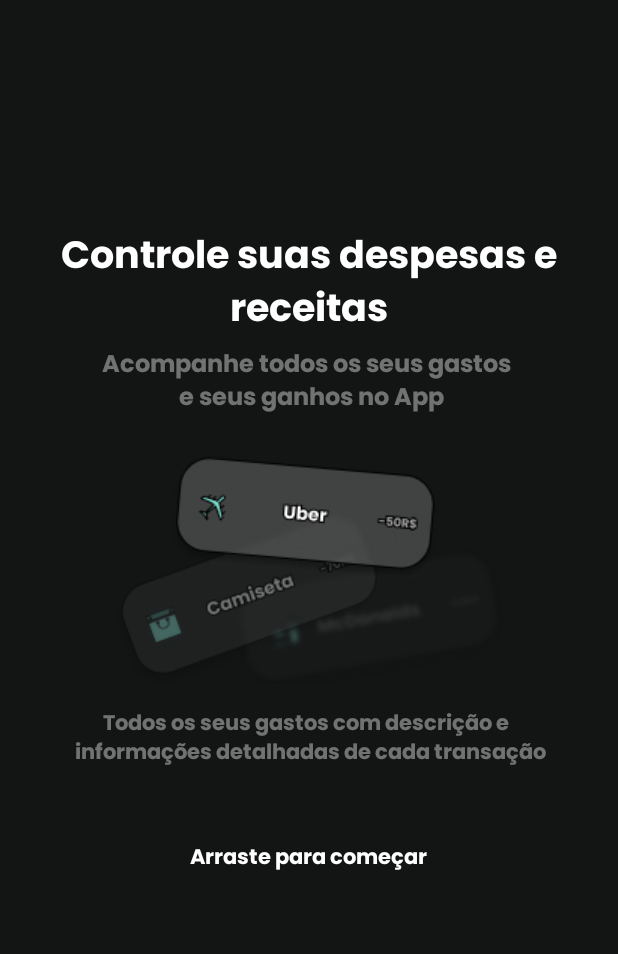
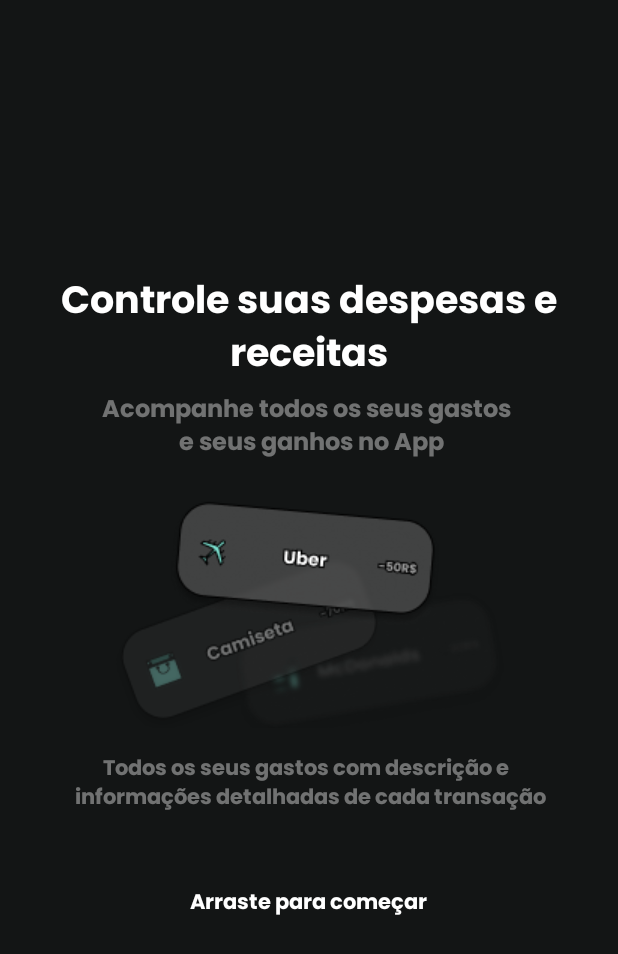
Before and after one commit to Balancefy/android-balancefy, an Android app: the screen it shows after launch (OnboardingActivity), on a phone screen of 412 x 824 dp. Shown: the top 954 px of the screen. Run offline under Robolectric (Android 15) with nearby library versions, the phone set to English and light mode, and no system bars; 4 statements that could not run were skipped.

Commit message:
fix manifest and adding string in other languages

```diff
--- a/app/build.gradle
+++ b/app/build.gradle
@@ -52,13 +52,10 @@ dependencies {
     implementation 'pl.droidsonroids.gif:android-gif-drawable:1.2.25'
     implementation 'androidx.navigation:navigation-fragment-ktx:2.5.2'
     implementation 'androidx.navigation:navigation-ui-ktx:2.5.2'
+    implementation 'androidx.viewpager2:viewpager2:1.0.0'
     testImplementation 'junit:junit:4.13.2'
     androidTestImplementation 'androidx.test.ext:junit:1.1.3'
     androidTestImplementation 'androidx.test.espresso:espresso-core:3.4.0'
-    implementation 'com.squareup.retrofit2:retrofit:2.9.0'
-    implementation 'com.squareup.retrofit2:converter-gson:2.9.0'
-    implementation("androidx.viewpager2:viewpager2:1.0.0")
 
-    implementation 'pl.droidsonroids.gif:android-gif-drawable:1.2.25'
 
 }
--- a/app/src/main/res/layout/activity_main.xml
+++ b/app/src/main/res/layout/activity_main.xml
@@ -86,7 +86,7 @@
             android:clickable="true"
             android:focusable="true"
             app:layout_anchor="@id/fab_menu"
-            android:contentDescription="@string/icon_transcation"
+            android:contentDescription="@string/icon_transaction"
             app:srcCompat="@drawable/ic_transaction" />
 
         <com.google.android.material.floatingactionbutton.FloatingActionButton
--- a/app/src/main/res/layout/fragment_onboarding.xml
+++ b/app/src/main/res/layout/fragment_onboarding.xml
@@ -3,6 +3,7 @@
     xmlns:tools="http://schemas.android.com/tools"
     android:layout_width="match_parent"
     android:layout_height="match_parent"
+    android:padding="30dp"
     android:background="@color/black_balancefy">
 
     <LinearLayout
@@ -16,10 +17,10 @@
             android:layout_width="wrap_content"
             android:layout_height="wrap_content"
             android:layout_marginTop="150dp"
-            android:text="@string/title"
+            android:text="@string/onboarding_title1"
             android:textAlignment="center"
             android:textColor="@color/white"
-            android:textSize="25dp"
+            android:textSize="25sp"
             android:textStyle="bold" />
 
         <LinearLayout
@@ -31,7 +32,7 @@
                 android:layout_width="wrap_content"
                 android:layout_height="wrap_content"
                 android:alpha="0.4"
-                android:text="@string/first_text"
+                android:text="@string/onboarding_first_text1"
                 android:textAlignment="center"
                 android:textColor="@color/white"
                 android:textSize="16sp"
@@ -47,7 +48,7 @@
                 android:layout_width="wrap_content"
                 android:layout_height="wrap_content"
                 android:layout_marginTop="15dp"
-                android:src="@drawable/onboarding1"></ImageView>
+                android:src="@drawable/onboarding1"/>
 
         </LinearLayout>
 
@@ -61,7 +62,7 @@
                 android:layout_width="wrap_content"
                 android:layout_height="wrap_content"
                 android:alpha="0.4"
-                android:text="@string/second_text"
+                android:text="@string/onboarding_second_text1"
                 android:textAlignment="center"
                 android:textColor="@color/white"
                 android:textStyle="bold" />
@@ -79,7 +80,7 @@
                     android:textStyle="bold"
                     android:textColor="@color/white"
                     android:textAlignment="center"
-                    android:text="@string/lug"
+                    android:text="@string/onboarding_start"
                     />
             </LinearLayout>
 
```
Also changed, not shown: app/src/main/AndroidManifest.xml (+1 -9 lines), app/src/main/res/layout/fragment_onboarding_step2.xml (+5 -4 lines), app/src/main/res/layout/fragment_onboarding_step3.xml (+6 -5 lines), app/src/main/res/layout/fragment_profile.xml (+4 -4 lines), app/src/main/res/values/strings.xml (+15 -19 lines), 2 other files.
